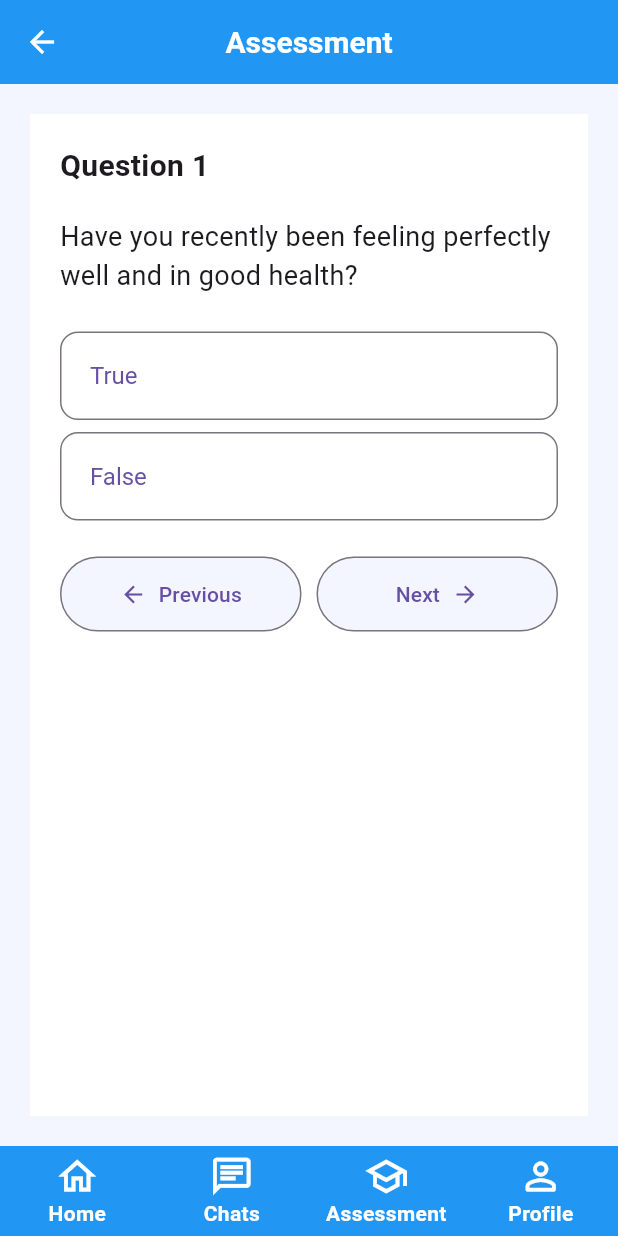
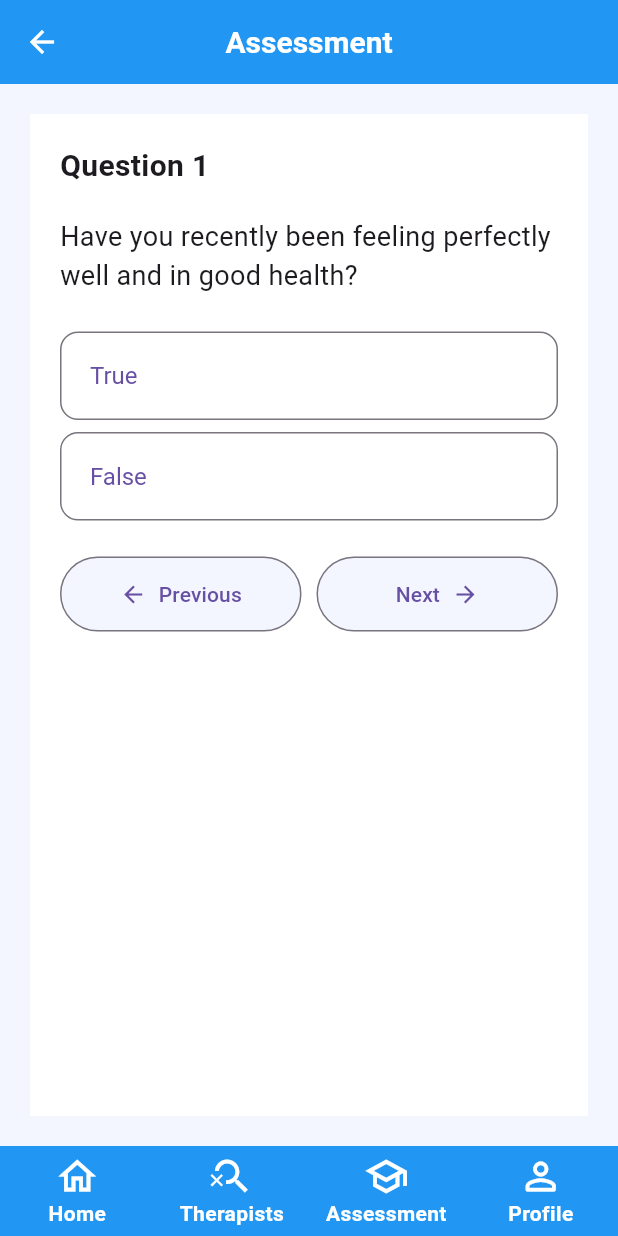
Before and after one commit to KahnSvaer/CuraHead, a Flutter app: the screen it shows after launch, item 3 of the bottom bar chosen, after a tap on "Exam 1", on a phone screen of 412 x 824 dp. Run offline on Flutter 3.47's test engine with Material 3 defaults, Android fonts, the phone set to English and light mode, and no system bars; network calls fail.

Commit message:
Added Search Page

```diff
--- a/frontend/lib/pages/background.dart
+++ b/frontend/lib/pages/background.dart
@@ -2,7 +2,7 @@ import 'package:flutter/material.dart';
 
 import '../StateManagement/appstate.dart';
 import 'home.dart';
-import 'chat.dart';
+import 'search.dart';
 import 'assessment.dart';
 import 'profile.dart';
 import '../widgets/custom_bottom_navigator.dart';
@@ -15,7 +15,7 @@ class BackGroundPage extends StatelessWidget {
     // List of pages to navigate between
     final List<Widget> _pages = [
       const HomePage(),
-      const ChatPage(),
+      const TherapistPage(),
       const AssessmentPage(),
       const ProfilePage(),
     ];
--- a/frontend/lib/pages/home.dart
+++ b/frontend/lib/pages/home.dart
@@ -1,6 +1,7 @@
 import 'package:flutter/material.dart';
 
 import '../widgets/therapist_search_card_button.dart';
+import '../widgets/search_bar.dart';
 
 import '../controllers/navigation_controller.dart';
 
@@ -78,30 +79,7 @@ class _WelcomeBar extends StatelessWidget {
             ],
           ),
           const SizedBox(height: 15), // Space between profile and search bar
-          Container(
-            height: 40,
-            decoration: BoxDecoration(
-              color: Colors.white,
-              borderRadius: BorderRadius.circular(8.0),
-            ),
-            child: TextField(
-              decoration: InputDecoration(
-                hintText: 'Search Therapist',
-                alignLabelWithHint: true,
-                border: InputBorder.none,
-                isDense: true,
-                contentPadding:
-                const EdgeInsets.symmetric(horizontal: 8, vertical: 7.5),
-                suffixIcon: IconButton(
-                  icon: const Icon(Icons.search,
-                      color: Colors.grey), // Search icon as a button
-                  onPressed: () {
-                    print("Searching");
-                  },
-                ), // Search icon on the right
-              ),
-            ),
-          ),
+          const SearchWidget(),
         ],
       ),
     );
@@ -243,13 +221,13 @@ class _TherapistWidget extends StatelessWidget {
         TherapistCard(
           name: "John Doe",
           rating: 5,
-          imageUrl: 'https://via.placeholder.com/100.png?text=John+Doe',
+          imageUrl: '',
         ),
         const SizedBox(height: 12), // Space between heading and therapist list
         TherapistCard(
             name: "John Doe",
             rating: 5,
-            imageUrl: 'https://via.placeholder.com/100.png?text=John+Doe',
+            imageUrl: '',
         )
       ],
     );
--- a/frontend/lib/pages/profile.dart
+++ b/frontend/lib/pages/profile.dart
@@ -216,7 +216,7 @@ class _Graph extends StatelessWidget {
         return AspectRatio(
           aspectRatio: aspectRatio, // Maintains the aspect ratio
           child: Container(
-            margin: const EdgeInsets.all(16.0),
+            margin: const EdgeInsets.all(18.0),
             width: double.infinity, // Expands to the full width of the screen
             color: Colors.blueAccent, // Placeholder for the graph
             child: Center(
@@ -242,7 +242,7 @@ class _AppointmentsBar extends StatelessWidget {
   @override
   Widget build(BuildContext context) {
     return Container(
-      margin: const EdgeInsets.all(16.0),
+      margin: const EdgeInsets.all(18.0),
       child: Column(
         crossAxisAlignment:
             CrossAxisAlignment.start, // Align content to the left
@@ -259,7 +259,7 @@ class _AppointmentsBar extends StatelessWidget {
           const TherapistCard(
             name: "John Doe",
             rating: 5,
-            imageUrl: 'https://via.placeholder.com/100.png?text=John+Doe',
+            imageUrl: '',
           ),
         ],
       ),
--- a/frontend/lib/widgets/custom_bottom_navigator.dart
+++ b/frontend/lib/widgets/custom_bottom_navigator.dart
@@ -27,7 +27,7 @@ class CustomBottomAppBarState extends State<CustomBottomAppBar> {
             mainAxisAlignment: MainAxisAlignment.spaceBetween, // Space items evenly
             children: [
               _buildIconContainer(Icons.home_outlined, 'Home', toShow),
-              _buildIconContainer(Icons.chat_outlined, 'Chats', toShow),
+              _buildIconContainer(Icons.search_off_outlined, 'Therapists', toShow),
               _buildIconContainer(Icons.school_outlined, 'Assessment', toShow),
               _buildIconContainer(Icons.person_outline_rounded, 'Profile', toShow),
             ],
@@ -42,7 +42,7 @@ class CustomBottomAppBarState extends State<CustomBottomAppBar> {
     switch (label) {
       case 'Home':
         return 0;
-      case 'Chats':
+      case 'Therapists':
         return 1;
       case 'Assessment':
         return 2;
--- /dev/null
+++ b/frontend/lib/widgets/search_bar.dart
@@ -0,0 +1,40 @@
+import 'package:flutter/material.dart';
+
+import '../StateManagement/appstate.dart';
+
+class SearchWidget extends StatelessWidget{
+  final bool showLast;
+
+  const SearchWidget({
+    super.key,
+    this.showLast = false,
+  });
+
+  @override
+  Widget build(BuildContext context) {
+    return Container(
+      height: 40,
+      decoration: BoxDecoration(
+        color: Colors.white,
+        borderRadius: BorderRadius.circular(8.0),
+      ),
+      child: TextField(
+        decoration: InputDecoration(
+          hintText: 'Search Therapist',
+          alignLabelWithHint: true,
+          border: InputBorder.none,
+          isDense: true,
+          contentPadding:
+          const EdgeInsets.symmetric(horizontal: 8, vertical: 7.5),
+          suffixIcon: IconButton(
+            icon: const Icon(Icons.search,
+                color: Colors.grey), // Search icon as a button
+            onPressed: () {
+              AppState().selectedPageIndex = 1;
+            },
+          ), // Search icon on the right
+        ),
+      ),
+    );
+  }
+}
--- a/frontend/lib/widgets/therapist_search_card_button.dart
+++ b/frontend/lib/widgets/therapist_search_card_button.dart
@@ -1,32 +1,28 @@
+import 'package:curahead_app/widgets/star_rating.dart';
 import 'package:flutter/material.dart';
 
-import 'star_rating.dart';
-
 import '../controllers/navigation_controller.dart';
-
 import '../pages/therapist_intro.dart';
-
 
 class TherapistCard extends StatelessWidget {
   final String name;
   final double rating;
   final String imageUrl;
+  final String qualification;
 
   const TherapistCard({
     super.key,
     required this.name,
     required this.rating,
     required this.imageUrl,
+    this.qualification = 'PHD',
   });
 
   @override
   Widget build(BuildContext context) {
-    // Get the height of the screen
     final screenHeight = MediaQuery.of(context).size.height;
-
-    // Set height ratio for image and card
-    final double imageHeight = screenHeight * 0.11; // 11% of screen height
-    final double cardHeight = imageHeight; // Card height including padding
+    final double imageHeight = screenHeight * 0.11; // Reduced image height
+    final double cardHeight = imageHeight;
 
     return OutlinedButton(
       onPressed: () {
@@ -35,25 +31,24 @@ class TherapistCard extends StatelessWidget {
       style: OutlinedButton.styleFrom(
         padding: EdgeInsets.zero,
         shape: RoundedRectangleBorder(
-          borderRadius: BorderRadius.circular(12), // Rounded edges
+          borderRadius: BorderRadius.circular(12),
         ),
         backgroundColor: Colors.white,
       ),
       child: SizedBox(
-        height: cardHeight, // Set the card height
+        height: cardHeight,
         child: Row(
           crossAxisAlignment: CrossAxisAlignment.center,
           children: [
-            // Therapist Image with Placeholder Icon
             ClipRRect(
-              borderRadius: BorderRadius.circular(12), // Rounded corners for image
-              child: SizedBox(
+              borderRadius: BorderRadius.circular(12),
+              child: Container(
                 height: imageHeight,
-                width: imageHeight, // Make width same as height for square image/icon
-                child: _buildImage(imageUrl, imageHeight), // Use the new image builder
+                width: imageHeight,
+                margin: EdgeInsets.all(5),
+                child: _buildCircularImage(imageUrl, imageHeight),
               ),
             ),
-            const SizedBox(width: 10), // Space between image and text
             Expanded(
               child: Column(
                 mainAxisAlignment: MainAxisAlignment.center,
@@ -67,13 +62,19 @@ class TherapistCard extends StatelessWidget {
                       color: Colors.black,
                     ),
                   ),
-                  const SizedBox(height: 5), // Space between name and rating
-                  // Using the RatingStars widget here
+                  Text(
+                    qualification,
+                    style: TextStyle(
+                      fontSize: 14,
+                      fontWeight: FontWeight.w500,
+                      color: Colors.grey[700],
+                    ),
+                  ),
                   RatingStars(
                     rating: rating,
-                    starSize: 16.0, // Size of each star
-                    spacing: 4.0, // Space between stars
-                    alignment: MainAxisAlignment.start, // Align stars to the left
+                    starSize: 16.0,
+                    spacing: 4.0,
+                    alignment: MainAxisAlignment.start,
                   ),
                 ],
               ),
@@ -84,30 +85,35 @@ class TherapistCard extends StatelessWidget {
     );
   }
 
-  // Method to create the therapist image with error handling and placeholder
-  Widget _buildImage(String url, double size) {
-    return Image.network(
+  Widget _buildCircularImage(String url, double size) {
+    return CircleAvatar(
+      radius: size / 2, // Reduced circle size
+      backgroundColor: Colors.grey[200],
+      child: ClipOval(
+        child: Image.network(
           url,
-      height: size, // Set the image height
-      width: size, // Set the image width to match the height for a square
+          height: size,
+          width: size,
           fit: BoxFit.cover,
-      errorBuilder: (BuildContext context, Object error, StackTrace? stackTrace) {
-        // Show default person icon in case of error or empty URL
+          errorBuilder: (context, error, stackTrace) {
             return Icon(
               Icons.person,
-          size: size, // Resize to match the height and width of the container
+              size: size * 0.8,
               color: Colors.grey,
             );
           },
-      loadingBuilder: (BuildContext context, Widget child, ImageChunkEvent? loadingProgress) {
-        // Show default person icon while the image is loading
-        if (loadingProgress == null) return child;
-        return Icon(
+          loadingBuilder: (context, child, loadingProgress) {
+            if (loadingProgress == null) return child; // Show image once fully loaded
+            return Center(
+              child: Icon(
                 Icons.person,
-          size: size, // Resize to match the height of the container
-          color: Colors.grey, // Optional: color for the icon
+                size: size * 0.8,
+                color: Colors.grey,
+              ), // Show icon while image is loading
             );
           },
+        ),
+      ),
     );
   }
 }
```
Also changed, not shown: frontend/lib/pages/chat.dart (deleted, +0 -12 lines), frontend/lib/pages/search.dart (added, +47 -0 lines). Lines whose indentation alone changed are shown as unchanged.
